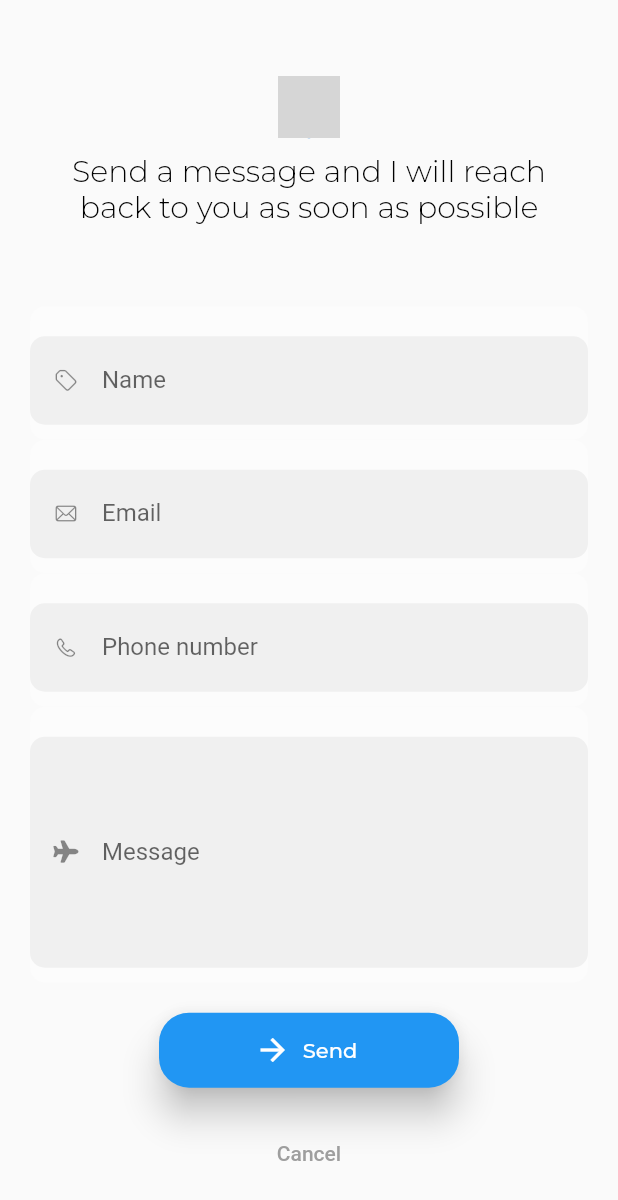
After one commit to DanielDicksonDillimono/buildnow, a Flutter app: the ContactForm screen opened by its route, on a phone screen of 412 x 824 dp. The commit adds this screen. Shown: the top 1200 px of the screen. Run offline on Flutter 3.47's test engine with Material 2 defaults, Android fonts, the phone set to English and light mode, and no system bars; our stand-ins replace animated_text_kit, font_awesome_flutter, google_fonts, scroll_to_index, url_strategy; grey boxes are pictures that could not be loaded.

Commit message:
Email integrated

```diff
--- a/lib/HomePage.dart
+++ b/lib/HomePage.dart
@@ -3,6 +3,7 @@
 import 'package:animated_text_kit/animated_text_kit.dart';
 import 'package:buildnow/build_now_icons_icons.dart';
 import 'package:buildnow/linkedIn.dart';
+import 'package:flutter/cupertino.dart';
 import 'package:flutter/material.dart';
 import 'package:font_awesome_flutter/font_awesome_flutter.dart';
 //import 'package:flutter_svg/flutter_svg.dart';
@@ -27,7 +28,9 @@ class _HomePageState extends State<HomePage> {
   final AutoScrollController _scrollController =
       AutoScrollController(axis: Axis.vertical);
 
-  void goToContactForm() {}
+  void goToContactForm() {
+    Navigator.pushNamed(context, '/Contact');
+  }
 
   @override
   Widget build(BuildContext context) {
@@ -90,7 +93,7 @@ class _HomePageState extends State<HomePage> {
                                             textAlign: TextAlign.center,
                                             style: GoogleFonts.montserrat(
                                               color: Colors.white,
-                                              fontWeight: FontWeight.w100,
+                                              fontWeight: FontWeight.w300,
                                               fontSize: 20,
                                               //overflow: TextOverflow.visible,
                                             ),
@@ -518,7 +521,7 @@ class _HomePageState extends State<HomePage> {
                                     padding: EdgeInsets.only(top: 10),
                                     child: ListTile(
                                       leading: Icon(
-                                        FontAwesomeIcons.phone,
+                                        CupertinoIcons.phone,
                                         color:
                                             Color.fromARGB(100, 255, 255, 255),
                                       ),
@@ -2278,7 +2281,7 @@ class _HomePageState extends State<HomePage> {
                                 padding: EdgeInsets.only(top: 10),
                                 child: ListTile(
                                   leading: Icon(
-                                    FontAwesomeIcons.phone,
+                                    CupertinoIcons.phone,
                                     color: Color.fromARGB(100, 255, 255, 255),
                                   ),
                                   title: Text(
--- /dev/null
+++ b/lib/contactform.dart
@@ -0,0 +1,301 @@
+import 'dart:convert';
+//import 'dart:developer';
+
+import 'package:flutter/cupertino.dart';
+import 'package:flutter/material.dart';
+import 'package:font_awesome_flutter/font_awesome_flutter.dart';
+import 'package:google_fonts/google_fonts.dart';
+import 'package:http/http.dart' as http;
+
+class ContactForm extends StatefulWidget {
+  const ContactForm({Key? key}) : super(key: key);
+
+  @override
+  State<ContactForm> createState() => _ContactFormState();
+}
+
+class _ContactFormState extends State<ContactForm> {
+  GlobalKey<FormState> formkey = GlobalKey<FormState>();
+
+  bool emailSent = false;
+
+  InputDecoration formFieldDecoration = InputDecoration(
+    border: OutlineInputBorder(
+      borderSide: BorderSide.none,
+      borderRadius: BorderRadius.circular(10),
+    ),
+    filled: true,
+    fillColor: Color.fromRGBO(240, 240, 240, 1.0),
+  );
+
+  BoxDecoration textFieldContainerDecoration = BoxDecoration(
+    borderRadius: BorderRadius.circular(10),
+    boxShadow: [
+      BoxShadow(
+        color: Colors.white30,
+      ),
+    ],
+  );
+
+  EdgeInsets paddingLeftRight = EdgeInsets.only(left: 20, right: 20);
+
+  String userMessage = "";
+  String userName = "";
+  String userEmail = "";
+  String userNumber = "";
+  String errorMessage = "";
+  final serviceId = "service_52ght1d";
+  final templateId = "template_yfvb94q";
+  final userId = "zVly5-Nie-iCDfvwZ";
+
+  Future sendMail() async {
+    formkey.currentState!.save();
+    if (formkey.currentState!.validate()) {
+      try {
+        final url = Uri.parse("https://api.emailjs.com/api/v1.0/email/send");
+        await http.post(
+          url,
+          headers: {'Content-Type': 'application/json'},
+          body: jsonEncode({
+            'service_id': serviceId,
+            'template_id': templateId,
+            'user_id': userId,
+            'template_params': {
+              'user_name': userName,
+              'user_message': userMessage,
+              'user_email': userEmail,
+              'user_number': userNumber,
+              'user_subject': "BuildNow Potential Client"
+            }
+          }),
+        );
+        setState(() {
+          emailSent = true;
+        });
+      } catch (e) {
+        setState(() {
+          errorMessage =
+              "Email could not be sent, try again or call +31684555925";
+        });
+      }
+    }
+  }
+
+  @override
+  Widget build(BuildContext context) {
+    return Scaffold(
+      body: Center(
+        child: SingleChildScrollView(
+          child: Container(
+            width: MediaQuery.of(context).size.width > 700 ? 500 : null,
+            padding: paddingLeftRight,
+            child: emailSent
+                ? Column(
+                    children: [
+                      Container(
+                        padding: EdgeInsets.all(20),
+                        child: Icon(
+                          Icons.check_circle,
+                          color: Colors.green,
+                        ),
+                      ),
+                      Text(
+                        "Message sent.\nI will reach back to you as soon as possible\n\nDaniel",
+                        textAlign: TextAlign.center,
+                        style: GoogleFonts.montserrat(
+                          color: Color.fromARGB(255, 0, 0, 0),
+                          fontWeight: FontWeight.w300,
+                          fontSize: 20,
+                          //overflow: TextOverflow.visible,
+                        ),
+                      ),
+                    ],
+                  )
+                : Form(
+                    key: formkey,
+                    child: Column(
+                      children: [
+                        Container(
+                          padding: EdgeInsets.all(20),
+                          child: Column(
+                            children: [
+                              CircleAvatar(
+                                backgroundImage: Image.asset(
+                                  "BuildNowAppIcon.png",
+                                ).image,
+                                radius:
+                                    MediaQuery.of(context).size.width * 0.05,
+                              ),
+                              Container(
+                                padding: EdgeInsets.only(top: 10),
+                                child: Column(
+                                  children: [
+                                    Text(
+                                      "Send a message and I will reach back to you as soon as possible",
+                                      textAlign: TextAlign.center,
+                                      style: GoogleFonts.montserrat(
+                                        color: Color.fromARGB(255, 0, 0, 0),
+                                        fontWeight: FontWeight.w300,
+                                        fontSize: 20,
+                                        //overflow: TextOverflow.visible,
+                                      ),
+                                    ),
+                                  ],
+                                ),
+                              ),
+                              Container(
+                                padding: EdgeInsets.only(top: 10),
+                                child: Column(
+                                  children: [
+                                    Text(
+                                      errorMessage,
+                                      textAlign: TextAlign.center,
+                                      style: GoogleFonts.montserrat(
+                                        color: Color.fromARGB(255, 50, 7, 7),
+                                        fontWeight: FontWeight.w300,
+                                        fontSize: 20,
+                                        //overflow: TextOverflow.visible,
+                                      ),
+                                    ),
+                                  ],
+                                ),
+                              )
+                            ],
+                          ),
+                        ),
+                        Container(
+                          padding: EdgeInsets.only(top: 20, bottom: 10),
+                          decoration: textFieldContainerDecoration,
+                          child: TextFormField(
+                            //  initialValue: _description,
+                            //maxLength: 20,
+                            decoration: formFieldDecoration.copyWith(
+                              prefixIcon: Icon(
+                                CupertinoIcons.tag,
+                                size: 15,
+                              ),
+                              label: Text(
+                                "Name",
+                              ),
+                            ),
+                            onSaved: (input) => userName = input!,
+                            onChanged: (value) => userName = value,
+                            validator: (value) =>
+                                value!.isEmpty ? "please add a name" : null,
+                          ),
+                        ),
+                        Container(
+                          padding: EdgeInsets.only(top: 20, bottom: 10),
+                          decoration: textFieldContainerDecoration,
+                          child: TextFormField(
+                            //  initialValue: _description,
+                            //maxLength: 20,
+                            decoration: formFieldDecoration.copyWith(
+                              prefixIcon: Icon(
+                                CupertinoIcons.mail,
+                                size: 15,
+                              ),
+                              label: Text(
+                                "Email",
+                              ),
+                            ),
+                            onSaved: (input) => userEmail = input!,
+                            onChanged: (value) => userEmail = value,
+                            validator: (value) =>
+                                value!.isEmpty ? "please add email" : null,
+                          ),
+                        ),
+                        Container(
+                          padding: EdgeInsets.only(top: 20, bottom: 10),
+                          decoration: textFieldContainerDecoration,
+                          child: TextFormField(
+                            //  initialValue: _description,
+                            // maxLength: 20,
+                            decoration: formFieldDecoration.copyWith(
+                              prefixIcon: Icon(
+                                CupertinoIcons.phone,
+                                size: 15,
+                              ),
+                              label: Text(
+                                "Phone number",
+                              ),
+                            ),
+                            onSaved: (input) => userNumber = input!,
+                            onChanged: (value) => userNumber = value,
+                            validator: (value) =>
+                                value!.isEmpty ? "please phone number" : null,
+                          ),
+                        ),
+                        Container(
+                          padding: EdgeInsets.only(top: 20, bottom: 10),
+                          decoration: textFieldContainerDecoration,
+                          child: TextFormField(
+                            //  initialValue: _description,
+                            maxLines: null,
+                            minLines: 6,
+                            decoration: formFieldDecoration.copyWith(
+                              prefixIcon: Icon(
+                                FontAwesomeIcons.plane,
+                                size: 15,
+                              ),
+                              label: Text(
+                                "Message",
+                              ),
+                            ),
+                            onSaved: (input) => userMessage = input!,
+                            onChanged: (value) => userMessage = value,
+                            // validator: (value) => value!.isEmpty
+                            //     ? "please add a description"
+                            //     : null,
+                          ),
+                        ),
+                        Container(
+                          padding: EdgeInsets.only(
+                            top: 20,
+                          ),
+                          child: ElevatedButton.icon(
+                            style: ElevatedButton.styleFrom(
+                                elevation: 10,
+                                primary: Colors.blue,
+                                shape: RoundedRectangleBorder(
+                                  borderRadius: BorderRadius.circular(20),
+                                ),
+                                minimumSize: Size(200, 50)),
+                            onPressed: sendMail,
+                            icon: Icon(
+                              Icons.arrow_forward,
+                            ),
+                            label: Text(
+                              "Send",
+                              style: GoogleFonts.montserrat(
+                                  //fontSize: 50,
+                                  // fontWeight: FontWeight.w900,
+                                  ),
+                            ),
+                          ),
+                        ),
+                        Container(
+                          padding: EdgeInsets.only(
+                            top: 20,
+                          ),
+                          child: TextButton(
+                            onPressed: () {
+                              Navigator.pop(context);
+                            },
+                            child: Text(
+                              "Cancel",
+                              style: TextStyle(
+                                color: Colors.grey,
+                              ),
+                            ),
+                          ),
+                        ),
+                      ],
+                    ),
+                  ),
+          ),
+        ),
+      ),
+    );
+  }
+}
--- a/lib/main.dart
+++ b/lib/main.dart
@@ -1,6 +1,7 @@
 import 'package:buildnow/HomePage.dart';
 import 'package:buildnow/ProjectPage.dart';
 import 'package:buildnow/StartPage.dart';
+import 'package:buildnow/contactform.dart';
 import 'package:flutter/material.dart';
 import 'package:url_strategy/url_strategy.dart';
 
@@ -19,6 +20,7 @@ class MyApp extends StatelessWidget {
       routes: {
         '/projects': ((context) => const ProjectPage()),
         '/home': ((context) => HomePage()),
+        '/Contact': ((context) => ContactForm()),
       },
       debugShowCheckedModeBanner: false,
       title: 'Buildnow',
--- a/pubspec.yaml
+++ b/pubspec.yaml
@@ -44,6 +44,7 @@ dependencies:
   flutter_svg_provider: ^1.0.3
   firebase_storage: ^10.3.2
   scroll_to_index: ^3.0.1
+  http: ^0.13.5
 
 dev_dependencies:
   flutter_test:
```
Also changed, not shown: pubspec.lock.
